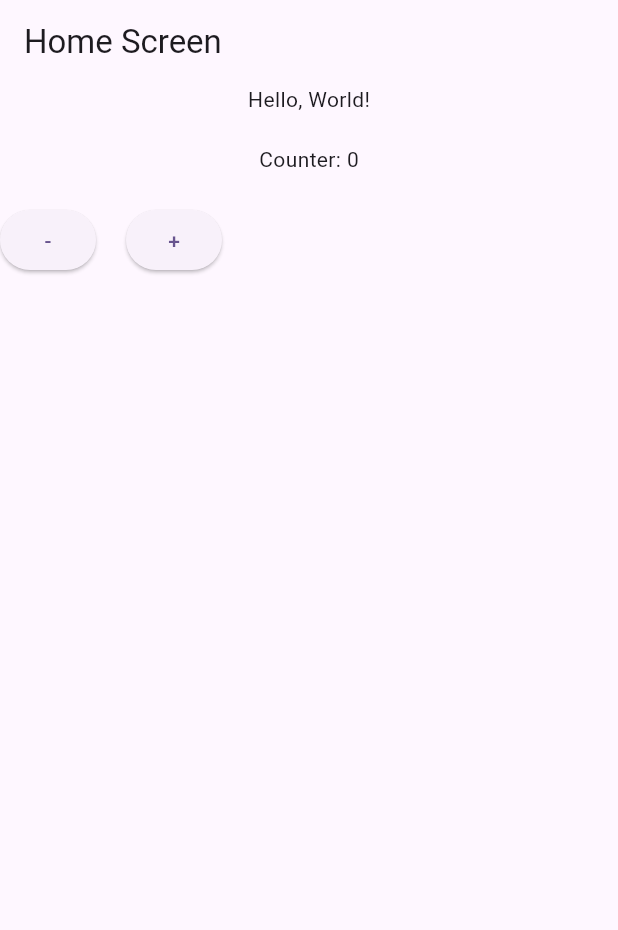
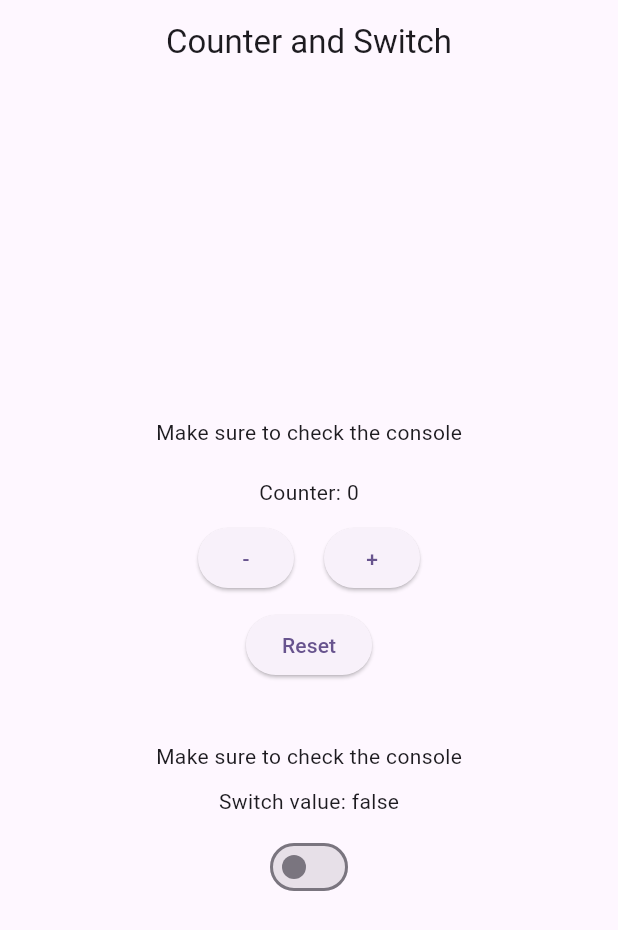
Before and after one commit to mahdi-islam-pranto/LearnRiverpod, a Flutter app: the screen it shows after launch, on a phone screen of 412 x 824 dp. Shown: the top 930 px of the screen. Run offline on Flutter 3.47's test engine with Material 3 defaults, Android fonts, the phone set to English and light mode, and no system bars; our stand-ins replace flutter_riverpod.

Commit message:
swith boolean value with state provider

```diff
--- a/lib/homeScreen.dart
+++ b/lib/homeScreen.dart
@@ -1,14 +1,19 @@
 import 'package:flutter/material.dart';
 import 'package:flutter_riverpod/flutter_riverpod.dart';
 
-// to read the value from the provider
+// const provider -> whitch will not change
 final helloProvider = Provider<String>((ref) {
-  return "Hello, World!";
+  return "Make sure to check the console";
 });
 
-// state provider
+// state provider -> whitch will change
 final counterProvider = StateProvider<int>((ref) {
   return 0;
+});
+
+// state provider -> whitch will change
+final switchProvider = StateProvider<bool>((ref) {
+  return false;
 });
 
 class HomeScreen extends ConsumerWidget {
@@ -22,10 +27,12 @@ class HomeScreen extends ConsumerWidget {
     // final count = ref.watch(counterProvider);
     return Scaffold(
       appBar: AppBar(
-        title: const Text('Home Screen'),
+        centerTitle: true,
+        title: const Text('Counter and Switch'),
       ),
       body: Center(
         child: Column(
+          mainAxisAlignment: MainAxisAlignment.center,
           children: [
             Text(hello),
             const SizedBox(height: 20),
@@ -38,8 +45,9 @@ class HomeScreen extends ConsumerWidget {
               print("Text widget build");
               return Text('Counter: ' + count.toString());
             }),
-            const SizedBox(height: 20),
+            const SizedBox(height: 10),
             Row(
+              mainAxisAlignment: MainAxisAlignment.center,
               children: [
                 ElevatedButton(
                   onPressed: () {
@@ -58,6 +66,45 @@ class HomeScreen extends ConsumerWidget {
                 ),
               ],
             ),
+
+            const SizedBox(height: 10),
+            ElevatedButton(
+              onPressed: () {
+                // read the value from the provider and update the value
+                ref.read(counterProvider.notifier).state = 0;
+              },
+              child: const Text('Reset'),
+            ),
+
+            // switch
+            const SizedBox(height: 40),
+
+            Text('Make sure to check the console'),
+
+            const SizedBox(height: 10),
+
+            // cunsumer widget to read the value from the provider
+            Consumer(builder: (context, ref, child) {
+              // get the value from the provider
+              final switchValue = ref.watch(switchProvider);
+              return Text('Switch value: ' + switchValue.toString());
+            }),
+
+            const SizedBox(height: 10),
+
+            // cunsumer widget to read the value from the provider
+            Consumer(builder: (context, ref, child) {
+              // get the value from the provider
+              final switchValue = ref.watch(switchProvider);
+              return Switch(
+                value: switchValue,
+                onChanged: (value) {
+                  // read the value from the provider and update the value
+                  ref.read(switchProvider.notifier).state = value;
+                  print(value);
+                },
+              );
+            })
           ],
         ),
       ),
```
